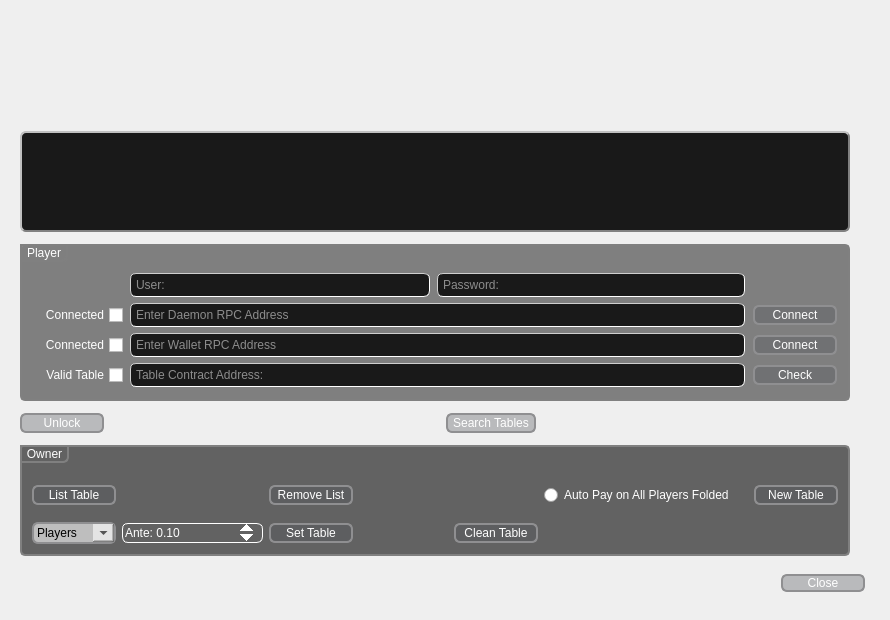
The window that Mainnet-Dero-FiveCardDraw/menu.ui (SixofClubsss/Dero-Poker-Table) describes before a commit, drawn with Qt 5.
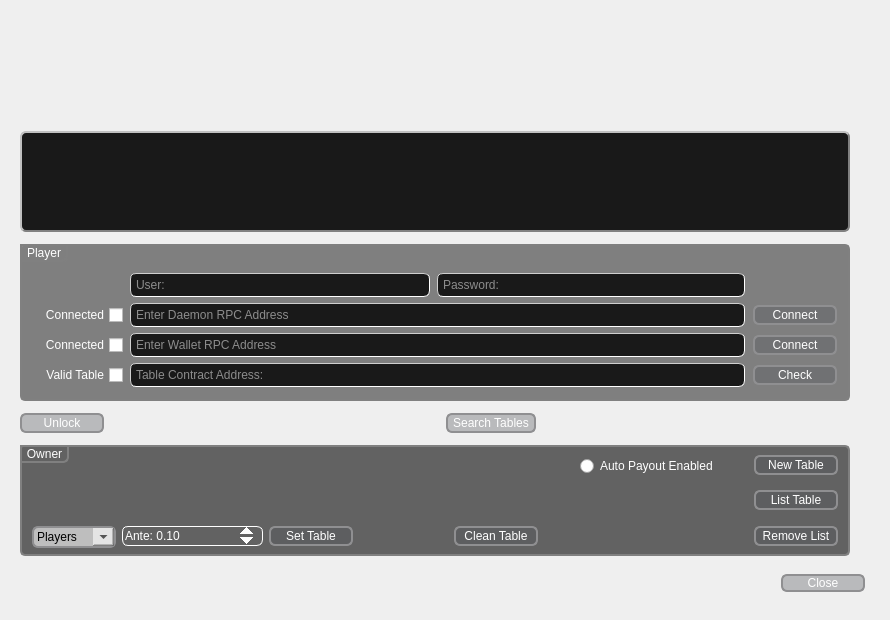
The same window after the commit. Icons and pictures are not drawn.

```diff
--- a/Mainnet-Dero-FiveCardDraw/menu.ui
+++ b/Mainnet-Dero-FiveCardDraw/menu.ui
@@ -53,7 +53,7 @@
 
 QPushButton:enabled{
 	color: rgb(255, 255, 255);
-	background-color: rgb(85, 88, 93, 90);
+	background-color: rgba(85, 88, 93, 90);
     border: 2px solid #8f8f91;
     border-radius: 6px;
     min-width: 80px;
@@ -69,16 +69,16 @@
 
 QPushButton:!enabled{
     border: 2px solid;
-	border-color: rgb(143, 143, 145, 90);
+	border-color: rgba(143, 143, 145, 90);
     border-radius: 6px;
-	color: rgb(0, 0, 0, 0);
+	color: rgba(0, 0, 0, 0);
     border-radius: 6px;
     min-width: 80px;
 }
 
 QDoubleSpinBox{
 	color: rgb(255, 255, 255);
-	background-color: rgb(0, 0, 0, 0);
+	background-color: rgba(0, 0, 0, 0);
     border-style: inset;
     border-width: 1px;
     border-radius: 6px;
@@ -110,27 +110,26 @@
 }
 
 QDoubleSpinBox:!enabled{;
-	background-color: rgb(0, 0, 0, 0);
+	background-color: rgba(0, 0, 0, 0);
     border-style: inset;
     border-width: 1px;
     border-radius: 6px;
-    border-color: rgb(143, 143, 145, 90);
+    border-color: rgba(143, 143, 145, 90);
     padding-right: 10px;
 }
 
 QComboBox::enabled {
 	color: rgb(0, 0, 0);
-	/*background-color: rgb(143, 143, 145, 30);*/
-	background-color: rgb(255, 255, 255, 150);
+	background-color: rgba(255, 255, 255, 150);
     border: 2px solid #8f8f91;
     border-radius: 6px;
     min-width: 80px;
 }
 
 QComboBox:!enabled{
-    background-color: rgb(0, 0, 0, 0);
+    background-color: rgba(0, 0, 0, 0);
     border: 2px solid;
-	border-color: rgb(143, 143, 145, 90);
+	border-color: rgba(143, 143, 145, 90);
     border-radius: 6px;
 	color: rgb(0, 0, 0);
     border-radius: 6px;
@@ -146,7 +145,7 @@
 QComboBox QAbstractItemView {
 	color: rgb(255, 255, 255);
     border: 2px solid darkgray;
-	background-color: rgb(255, 255, 255, 150);
+	background-color: rgba(255, 255, 255, 150);
 }
 
 QComboBox:hover {
@@ -605,7 +604,7 @@
       <string notr="true">QGroupBox {
     border: 2px solid gray;
     border-radius: 5px;
-	background-color: rgb(0, 0, 0, 150);
+	background-color: rgba(0, 0, 0, 150);
 }
 
 QGroupBox::title {
@@ -625,12 +624,18 @@
      <property name="title">
       <string>Owner</string>
      </property>
-     <layout class="QGridLayout" name="gridLayout">
-      <item row="0" column="5">
-       <widget class="QRadioButton" name="autoFoldPayRButton">
+     <widget class="QRadioButton" name="autoPayRButton">
+      <property name="geometry">
+       <rect>
+        <x>560</x>
+        <y>10</y>
+        <width>150</width>
+        <height>22</height>
+       </rect>
+      </property>
         <property name="minimumSize">
          <size>
-          <width>204</width>
+        <width>150</width>
           <height>22</height>
          </size>
         </property>
@@ -638,28 +643,18 @@
          <string notr="true">color: rgb(255, 255, 255);</string>
         </property>
         <property name="text">
-         <string>Auto Pay on All Players Folded</string>
-        </property>
-       </widget>
-      </item>
-      <item row="1" column="2">
-       <widget class="QPushButton" name="setTableButton">
-        <property name="minimumSize">
-         <size>
-          <width>84</width>
-          <height>20</height>
-         </size>
-        </property>
-        <property name="styleSheet">
-         <string notr="true"/>
-        </property>
-        <property name="text">
-         <string>Set Table</string>
-        </property>
-       </widget>
-      </item>
-      <item row="0" column="6">
+       <string>Auto Payout Enabled</string>
+      </property>
+     </widget>
        <widget class="QPushButton" name="newTableButton">
+      <property name="geometry">
+       <rect>
+        <x>734</x>
+        <y>10</y>
+        <width>84</width>
+        <height>20</height>
+       </rect>
+      </property>
         <property name="minimumSize">
          <size>
           <width>84</width>
@@ -673,22 +668,15 @@
          <string>New Table</string>
         </property>
        </widget>
-      </item>
-      <item row="1" column="5">
-       <spacer name="horizontalSpacer">
-        <property name="orientation">
-         <enum>Qt::Horizontal</enum>
-        </property>
-        <property name="sizeHint" stdset="0">
-         <size>
-          <width>208</width>
-          <height>17</height>
-         </size>
-        </property>
-       </spacer>
-      </item>
-      <item row="0" column="0">
        <widget class="QPushButton" name="listTableButton">
+      <property name="geometry">
+       <rect>
+        <x>734</x>
+        <y>45</y>
+        <width>84</width>
+        <height>20</height>
+       </rect>
+      </property>
         <property name="minimumSize">
          <size>
           <width>84</width>
@@ -702,25 +690,72 @@
          <string>List Table</string>
         </property>
        </widget>
-      </item>
-      <item row="1" column="4">
-       <widget class="QPushButton" name="cleanTableButton">
+     <widget class="QComboBox" name="playersComboBox">
+      <property name="geometry">
+       <rect>
+        <x>12</x>
+        <y>81</y>
+        <width>84</width>
+        <height>22</height>
+       </rect>
+      </property>
         <property name="minimumSize">
          <size>
           <width>84</width>
-          <height>20</height>
-         </size>
-        </property>
+        <height>22</height>
+       </size>
+      </property>
+      <property name="autoFillBackground">
+       <bool>false</bool>
+      </property>
         <property name="styleSheet">
          <string notr="true"/>
         </property>
+      <item>
         <property name="text">
-         <string>Clean Table</string>
-        </property>
-       </widget>
-      </item>
-      <item row="1" column="1">
+        <string>Players</string>
+       </property>
+      </item>
+      <item>
+       <property name="text">
+        <string>Close Table</string>
+       </property>
+      </item>
+      <item>
+       <property name="text">
+        <string>2</string>
+       </property>
+      </item>
+      <item>
+       <property name="text">
+        <string>3</string>
+       </property>
+      </item>
+      <item>
+       <property name="text">
+        <string>4</string>
+       </property>
+      </item>
+      <item>
+       <property name="text">
+        <string>5</string>
+       </property>
+      </item>
+      <item>
+       <property name="text">
+        <string>6</string>
+       </property>
+      </item>
+     </widget>
        <widget class="QDoubleSpinBox" name="anteSpinBox">
+      <property name="geometry">
+       <rect>
+        <x>102</x>
+        <y>81</y>
+        <width>141</width>
+        <height>20</height>
+       </rect>
+      </property>
         <property name="sizePolicy">
          <sizepolicy hsizetype="Fixed" vsizetype="Fixed">
           <horstretch>0</horstretch>
@@ -749,73 +784,59 @@
          <double>0.100000000000000</double>
         </property>
        </widget>
-      </item>
-      <item row="1" column="3">
-       <spacer name="horizontalSpacer_2">
-        <property name="orientation">
-         <enum>Qt::Horizontal</enum>
-        </property>
-        <property name="sizeHint" stdset="0">
-         <size>
-          <width>133</width>
+     <widget class="QPushButton" name="setTableButton">
+      <property name="geometry">
+       <rect>
+        <x>249</x>
+        <y>81</y>
+        <width>84</width>
           <height>20</height>
-         </size>
-        </property>
-       </spacer>
-      </item>
-      <item row="1" column="0">
-       <widget class="QComboBox" name="playersComboBox">
+       </rect>
+      </property>
         <property name="minimumSize">
          <size>
           <width>84</width>
-          <height>22</height>
-         </size>
-        </property>
-        <property name="autoFillBackground">
-         <bool>false</bool>
-        </property>
+        <height>20</height>
+       </size>
+      </property>
         <property name="styleSheet">
          <string notr="true"/>
         </property>
-        <item>
          <property name="text">
-          <string>Players</string>
-         </property>
-        </item>
-        <item>
-         <property name="text">
-          <string>Close Table</string>
-         </property>
-        </item>
-        <item>
-         <property name="text">
-          <string>2</string>
-         </property>
-        </item>
-        <item>
-         <property name="text">
-          <string>3</string>
-         </property>
-        </item>
-        <item>
+       <string>Set Table</string>
+      </property>
+     </widget>
+     <widget class="QPushButton" name="cleanTableButton">
+      <property name="geometry">
+       <rect>
+        <x>434</x>
+        <y>81</y>
+        <width>84</width>
+        <height>20</height>
+       </rect>
+      </property>
+      <property name="minimumSize">
+       <size>
+        <width>84</width>
+        <height>20</height>
+       </size>
+      </property>
+      <property name="styleSheet">
+       <string notr="true"/>
+      </property>
          <property name="text">
-          <string>4</string>
-         </property>
-        </item>
-        <item>
-         <property name="text">
-          <string>5</string>
-         </property>
-        </item>
-        <item>
-         <property name="text">
-          <string>6</string>
-         </property>
-        </item>
-       </widget>
-      </item>
-      <item row="0" column="2">
+       <string>Clean Table</string>
+      </property>
+     </widget>
        <widget class="QPushButton" name="delistTableButton">
+      <property name="geometry">
+       <rect>
+        <x>734</x>
+        <y>81</y>
+        <width>84</width>
+        <height>20</height>
+       </rect>
+      </property>
         <property name="minimumSize">
          <size>
           <width>84</width>
@@ -829,21 +850,6 @@
          <string>Remove List</string>
         </property>
        </widget>
-      </item>
-      <item row="0" column="1">
-       <spacer name="verticalSpacer_2">
-        <property name="orientation">
-         <enum>Qt::Vertical</enum>
-        </property>
-        <property name="sizeHint" stdset="0">
-         <size>
-          <width>20</width>
-          <height>26</height>
-         </size>
-        </property>
-       </spacer>
-      </item>
-     </layout>
     </widget>
    </item>
    <item row="5" column="2">
```
Left out of the diff: 220 changed lines with no effect on the pictures. Lines whose indentation alone changed are shown as unchanged.
